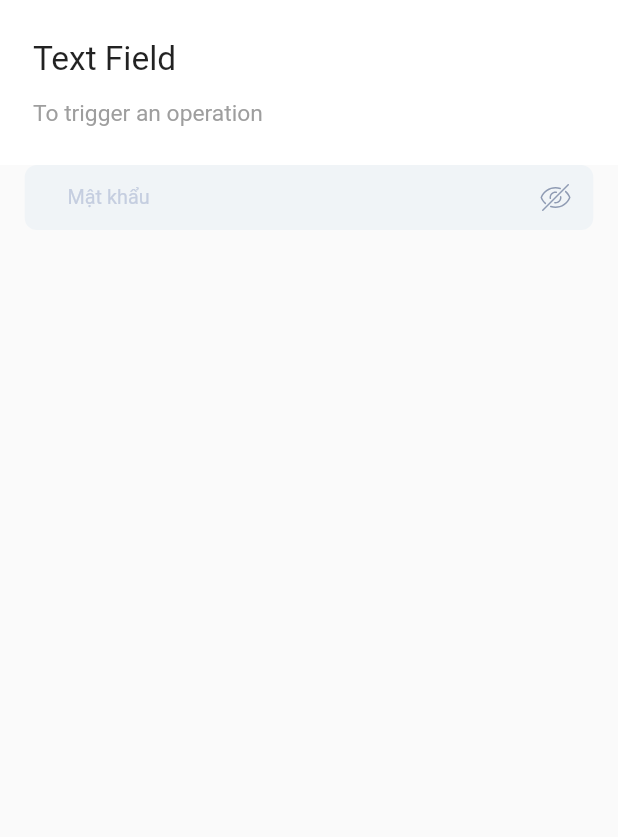
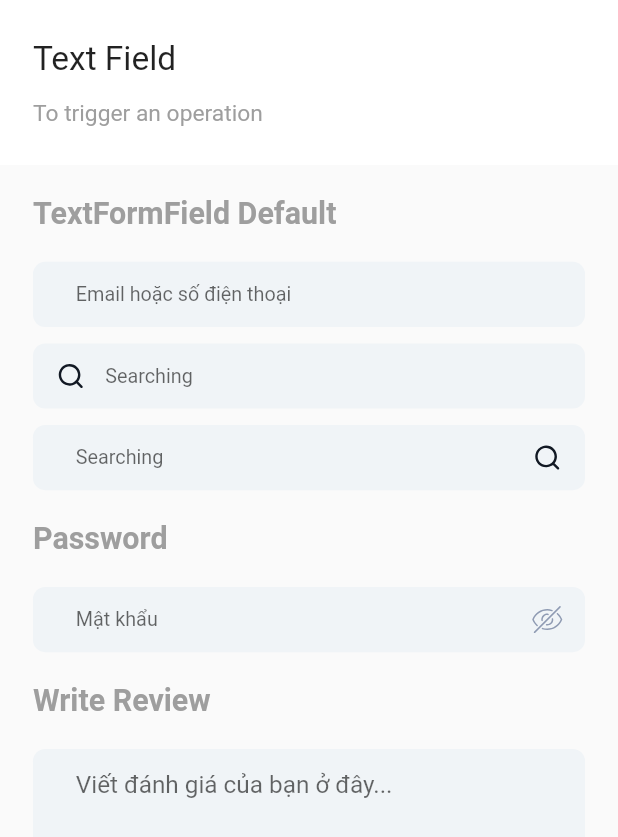
Before and after one commit to Kiendn99/easysalon_user_app_uikit, a Flutter app: the TextFieldPage screen opened by its route, on a phone screen of 412 x 824 dp. Shown: the top 837 px of the screen. Run offline on Flutter 3.47's test engine with Material 2 defaults, Android fonts, the phone set to English and light mode, and no system bars; our stand-ins replace device_preview, flutter_screenutil, flutter_svg, google_fonts.

Commit message:
textfield v1

```diff
--- a/lib/core/values/app_image.dart
+++ b/lib/core/values/app_image.dart
@@ -11,6 +11,8 @@ class AppImages {
   static const icOrderHistory = "order_history_icn";
   static const icVoucher = "voucher_icn";
   static const icReview = "review_icn";
+  static const icHidePass = "hide_pass_icn";
   static const icShowPass = "show_pass_icn";
+  static const icSearch = "search_icn";
 
 }
--- a/lib/pages/buttons_page.dart
+++ b/lib/pages/buttons_page.dart
@@ -5,6 +5,8 @@ import 'package:easysalon_user_app/widgets/buttons/button.dart';
 import 'package:easysalon_user_app/widgets/header/bacsic_header_intro.dart';
 import 'package:flutter/material.dart';
 import 'package:flutter_screenutil/flutter_screenutil.dart';
+
+import '../widgets/type component group/type_component_group.dart';
 
 class ButtonsPage extends StatelessWidget {
   const ButtonsPage({Key? key}) : super(key: key);
@@ -27,7 +29,7 @@ class ButtonsPage extends StatelessWidget {
                 child: Column(
                   crossAxisAlignment: CrossAxisAlignment.start,
                   children: [
-                    _typeGroupButton(type: "Button with width 200", buttonList: [
+                    TypeComponentGroup(type: "Button with width 200", componentList: [
                       BasicButtonWidth200(
                         label: "Đến trang chủ",
                         onPressed: () {},
@@ -38,7 +40,7 @@ class ButtonsPage extends StatelessWidget {
                         onPressed: () {},
                       ),
                     ]),
-                    _typeGroupButton(type: "Full width", buttonList: [
+                    TypeComponentGroup(type: "Full width", componentList: [
                       GreenFullWidthButton(
                         label: "Đăng nhập",
                         onPressed: () {},
@@ -53,7 +55,7 @@ class ButtonsPage extends StatelessWidget {
                         onPressed: () {},
                       ),
                     ]),
-                    _typeGroupButton(type: "Couple Option", buttonList: [
+                    TypeComponentGroup(type: "Couple Option", componentList: [
                       CoupleOptionButton(
                         labelButton1: "Gửi đánh giá",
                         labelButton2: "Đặt lại",
@@ -63,7 +65,7 @@ class ButtonsPage extends StatelessWidget {
                         onPressedButton2: () {},
                       )
                     ]),
-                    _typeGroupButton(type: "Button Icon with Radius 16", buttonList: [
+                    TypeComponentGroup(type: "Button Icon with Radius 16", componentList: [
                       IconButtonWithRadius16(
                         icon: AppImages.icCalendar,
                         color: AppColors.mediumBlue,
@@ -89,7 +91,7 @@ class ButtonsPage extends StatelessWidget {
                         onPressed: () {},
                       ),
                     ]),
-                    _typeGroupButton(type: "Status Button", buttonList: [
+                    TypeComponentGroup(type: "Status Button", componentList: [
                       StatusButton(
                         label: "Đã xác nhận",
                         onPressed: () {},
@@ -121,23 +123,4 @@ class ButtonsPage extends StatelessWidget {
     );
   }
 
-  _typeGroupButton({required String type, required List<Widget> buttonList}) {
-    return Column(
-      crossAxisAlignment: CrossAxisAlignment.start,
-      children: [
-        Padding(
-          padding: EdgeInsets.symmetric(vertical: 20.h),
-          child: Text(
-            type,
-            style: AppTextStyle.text20Medium(color: Colors.grey),
-          ),
-        ),
-        Wrap(
-          spacing: 5.w,
-          runSpacing: 10.w,
-          children: buttonList,
-        ),
-      ],
-    );
-  }
 }
--- a/lib/pages/textfield_page.dart
+++ b/lib/pages/textfield_page.dart
@@ -1,11 +1,9 @@
-import 'package:easysalon_user_app/core/extensions/image_assets_path_extension.dart';
-import 'package:easysalon_user_app/core/theme/app_colors.dart';
-import 'package:easysalon_user_app/core/theme/app_radius.dart';
 import 'package:easysalon_user_app/core/theme/app_text_style.dart';
 import 'package:easysalon_user_app/core/values/app_image.dart';
+import 'package:easysalon_user_app/widgets/textfields/text_form_field.dart';
+import 'package:easysalon_user_app/widgets/type%20component%20group/type_component_group.dart';
 import 'package:flutter/material.dart';
 import 'package:flutter_screenutil/flutter_screenutil.dart';
-import 'package:flutter_svg/svg.dart';
 
 import '../widgets/header/bacsic_header_intro.dart';
 
@@ -26,43 +24,33 @@ class TextFieldPage extends StatelessWidget {
                 description: "To trigger an operation",
               ),
               Padding(
-                padding: EdgeInsets.symmetric(horizontal: 15.w),
+                padding: EdgeInsets.symmetric(horizontal: 20.w),
                 child: Column(
                   children: [
-                    TextFormField(
-                      cursorColor: Colors.red,
-                      cursorWidth: 1,
-                      cursorHeight: 22.h,
-                      style: AppTextStyle.text13Regular(),
-                      validator: (value) {},
-                      textAlignVertical: TextAlignVertical.center,
-                      decoration: InputDecoration(
-                          filled: true,
-                          contentPadding: EdgeInsets.only(top: 14.h, bottom: 14.h, left: 26.w, right: 20.w),
-                          hintStyle: AppTextStyle.text13Regular(color: AppColors.lightGrey),
-                          hintText: "Mật khẩu",
-                          isDense: true,
-
-                          alignLabelWithHint: true,
-                          suffixIcon: Container(
-                            margin: EdgeInsets.only(right: 12.w),
-                            child: GestureDetector(
-                              onTap: () {
-                                print("object");
-                              },
-                              child: SvgPicture.asset(
-                                AppImages.icShowPass.getSVGImageAssets,
-                              ),
-                            ),
-                          ),
-                          suffixIconConstraints: BoxConstraints(maxHeight: 36.h, maxWidth: 36.w),
-                          fillColor: AppColors.superLightGrey,
-                          border: OutlineInputBorder(
-                              borderRadius: BorderRadius.circular(
-                                AppRadius.radius8,
-                              ),
-                              borderSide: BorderSide.none)),
-                    )
+                    TypeComponentGroup(type: "TextFormField Default", componentList: [
+                      TextFormFieldDefault(
+                        hintText: "Email hoặc số điện thoại",
+                      ),
+                      TextFormFieldDefault(
+                        hintText: "Searching",
+                        prefixIcon: AppImages.icSearch,
+                      ),
+                      TextFormFieldDefault(
+                        hintText: "Searching",
+                        suffixIcon: AppImages.icSearch,
+                      ),
+                    ]),
+                    TypeComponentGroup(type: "Password", componentList: [
+                      PassWordTextFormField(hintText: "Mật khẩu"),
+                    ]),
+                    TypeComponentGroup(type: "Write Review", componentList: [
+                      TextFormFieldDefault(
+                        hintText: "Viết đánh giá của bạn ở đây...",
+                        minLines: 5,
+                        maxLines: null,
+                        textStyle: AppTextStyle.text16Regular(),
+                      ),
+                    ]),
                   ],
                 ),
               )
--- a/lib/widgets/textfields/text_form_field.dart
+++ b/lib/widgets/textfields/text_form_field.dart
@@ -1,117 +1,110 @@
-// import 'package:flutter/material.dart';
-// import 'package:flutter/material.dart';
-// import 'package:flutter_screenutil/flutter_screenutil.dart';
-// import 'package:flutter_svg/svg.dart';
+import 'package:easysalon_user_app/core/extensions/image_assets_path_extension.dart';
+import 'package:easysalon_user_app/core/values/app_image.dart';
+import 'package:flutter/material.dart';
+import 'package:flutter_screenutil/flutter_screenutil.dart';
+import 'package:flutter_svg/svg.dart';
 
-// import '../../core/theme/app_colors.dart';
-// import '../../core/theme/app_radius.dart';
-// import '../../core/theme/app_text_style.dart';
-// import '../../core/values/app_image.dart';
+import '../../core/theme/app_colors.dart';
+import '../../core/theme/app_radius.dart';
+import '../../core/theme/app_text_style.dart';
 
-// Widget textFormFieldApp(
-//         {String? hintText,
-//         EdgeInsetsGeometry? contentPadding,
-//         double marginTop = 0,
-//         Widget? suffixIcon,
-//         double radius = 10,
-//         TextEditingController? controller,
-//         void Function(String?)? onSaved,
-//         int maxLines = 1,
-//         double iconHeight = 0.0,
-//         String? initialValue,
-//         TextAlign textAlign = TextAlign.start,
-//         TextStyle? style,
-//         TextStyle? errorStyle,
-//         void Function(String)? onChanged,
-//         TextInputType? keyboardType,
-//         String? Function(String?)? validator}) =>
-//     Builder(builder: (context) {
-//       return Container(
-//         margin: EdgeInsets.only(top: marginTop),
-//         child: TextFormField(
-//           textAlign: textAlign,
-//           validator: validator,
-//           onSaved: onSaved,
-//           controller: controller,
-//           initialValue: initialValue,
-//           autovalidateMode: AutovalidateMode.onUserInteraction,
-//           maxLines: maxLines,
-//           style: style,
-//           keyboardType: keyboardType,
-//           onChanged: onChanged,
-//           decoration: InputDecoration(
-//             enabledBorder: OutlineInputBorder(
-//                 borderRadius: BorderRadius.circular(radius), borderSide: BorderSide(color: context.isDarkMode ? AppColors.primaryDarkModeColor : AppColors.primaryLightModeColor)),
-//             hintText: hintText,
-//             suffixIconConstraints: BoxConstraints(minHeight: iconHeight),
-//             suffixIcon: suffixIcon,
-//             errorStyle: errorStyle,
-//             hintStyle: style,
-//             contentPadding: contentPadding,
-//             errorBorder: OutlineInputBorder(
-//                 borderRadius: BorderRadius.circular(radius), borderSide: BorderSide(color: context.isDarkMode ? AppColors.primaryDarkModeColor : AppColors.primaryLightModeColor)),
-//             focusedErrorBorder: OutlineInputBorder(
-//                 borderRadius: BorderRadius.circular(radius), borderSide: BorderSide(color: context.isDarkMode ? AppColors.primaryDarkModeColor : AppColors.primaryLightModeColor)),
-//             focusedBorder: OutlineInputBorder(
-//                 borderRadius: BorderRadius.circular(radius), borderSide: BorderSide(color: context.isDarkMode ? AppColors.primaryDarkModeColor : AppColors.primaryLightModeColor)),
-//           ),
-//         ),
-//       );
-//     });
+class TextFormFieldDefault extends StatelessWidget {
+  final String hintText;
+  final String? prefixIcon;
+  final String? suffixIcon;
+  final int? minLines;
+  final TextStyle? textStyle;
+  final int? maxLines;
+  final String? Function(String?)? validator;
+  final TextEditingController? controller;
+  final bool? hideText;
+  void Function()? suffixIconOnTap;
 
+  TextFormFieldDefault(
+      {Key? key, required this.hintText, this.prefixIcon, this.suffixIcon, this.validator, this.controller, this.hideText, this.suffixIconOnTap, this.maxLines = 1, this.minLines, this.textStyle})
+      : super(key: key);
 
-//     class TextFormFieldDefault extends StatelessWidget {
-//      final String? hintText,
-//       final  EdgeInsetsGeometry? contentPadding,
-//         Widget? suffixIcon,
-//         TextEditingController? controller,
-//         void Function(String?)? onSaved,
-//         int maxLines = 1,
-//         double iconHeight = 0.0,
-//         String? initialValue,
-//         TextAlign textAlign = TextAlign.start,
-//         TextStyle? style,
-//         TextStyle? errorStyle,
-//         void Function(String)? onChanged,
-//         TextInputType? keyboardType,
-//         String? Function(String?)? validator
-//       const TextFormFieldDefault({ Key? key }) : super(key: key);
+  @override
+  Widget build(BuildContext context) {
+    return TextFormField(
+      cursorColor: Colors.red,
+      cursorWidth: 1,
+      cursorHeight: 22.h,
+      controller: controller,
+      obscureText: hideText ?? false,
+      minLines: minLines ?? 1,
+      maxLines: maxLines,
+      textAlignVertical: TextAlignVertical.center,
+      style: textStyle??AppTextStyle.text13Regular(),
+      validator: validator,
+      decoration: InputDecoration(
+          filled: true,
+          alignLabelWithHint: true,
+          contentPadding: EdgeInsets.only(top: 14.h, bottom: 14.h, left: 26.w, right: 15.w),
+          hintStyle: textStyle??AppTextStyle.text13Regular(),
+          hintText: hintText,
+          isDense: true,
+          suffixIcon: suffixIcon == null
+              ? null
+              : Container(
+                  margin: EdgeInsets.only(right: 12.w),
+                  child: GestureDetector(
+                    onTap: suffixIconOnTap,
+                    child: SvgPicture.asset(
+                      suffixIcon!.getSVGImageAssets,
+                    ),
+                  ),
+                ),
+          suffixIconConstraints: BoxConstraints(maxHeight: 36.h),
+          prefixIcon: prefixIcon == null
+              ? null
+              : Container(
+                  margin: EdgeInsets.only(left: 12.w, right: 10.w),
+                  child: SvgPicture.asset(
+                    prefixIcon!.getSVGImageAssets,
+                  ),
+                ),
+          prefixIconConstraints: BoxConstraints(maxHeight: 36.h),
+          fillColor: AppColors.superLightGrey,
+          border: OutlineInputBorder(
+              borderRadius: BorderRadius.circular(
+                AppRadius.radius8,
+              ),
+              borderSide: BorderSide.none)),
+    );
+  }
+}
 
-//       @override
-//       Widget build(BuildContext context) {
-//         return TextFormField(
-//                       cursorColor: Colors.red,
-//                       cursorWidth: 1,
-//                       cursorHeight: 22.h,
-//                       style: AppTextStyle.text13Regular(),
-//                       validator: (value) {},
-//                       textAlignVertical: TextAlignVertical.center,
-//                       decoration: InputDecoration(
-//                           filled: true,
-//                           contentPadding: /* EdgeInsets.only(top: 14.h, bottom: 14.h, left: 26.w, right: 20.w) */ contentPadding?? EdgeInsets.zero,
-//                           hintStyle: AppTextStyle.text13Regular(color: AppColors.lightGrey),
-//                           hintText: "Mật khẩu",
-//                           isDense: true,
+class PassWordTextFormField extends StatefulWidget {
+  final String hintText;
+  final String? Function(String?)? validator;
+  final TextEditingController? controller;
 
-//                           alignLabelWithHint: true,
-//                           suffixIcon: Container(
-//                             margin: EdgeInsets.only(right: 12.w),
-//                             child: GestureDetector(
-//                               onTap: () {
-//                                 print("object");
-//                               },
-//                               child: SvgPicture.asset(
-//                                 AppImages.icShowPass.getSVGImageAssets,
-//                               ),
-//                             ),
-//                           ),
-//                           suffixIconConstraints: BoxConstraints(maxHeight: 36.h, maxWidth: 36.w),
-//                           fillColor: AppColors.superLightGrey,
-//                           border: OutlineInputBorder(
-//                               borderRadius: BorderRadius.circular(
-//                                 AppRadius.radius8,
-//                               ),
-//                               borderSide: BorderSide.none)),
-//                     );
-//       }
-//     }sdfds
+  PassWordTextFormField({
+    Key? key,
+    required this.hintText,
+    this.validator,
+    this.controller,
+  }) : super(key: key);
+
+  @override
+  State<PassWordTextFormField> createState() => _PassWordTextFormFieldState();
+}
+
+class _PassWordTextFormFieldState extends State<PassWordTextFormField> {
+  bool hideText = true;
+
+  @override
+  Widget build(BuildContext context) {
+    return TextFormFieldDefault(
+      hintText: widget.hintText,
+      hideText: hideText,
+      suffixIcon: hideText ? AppImages.icHidePass : AppImages.icShowPass,
+      suffixIconOnTap: () => setState(() {
+        hideText = !hideText;
+      }),
+      validator: widget.validator,
+      controller: widget.controller,
+    );
+  }
+}
--- /dev/null
+++ b/lib/widgets/type component group/type_component_group.dart
@@ -0,0 +1,32 @@
+import 'package:flutter/material.dart';
+import 'package:flutter_screenutil/flutter_screenutil.dart';
+
+import '../../core/theme/app_text_style.dart';
+
+class TypeComponentGroup extends StatelessWidget {
+  final String type;
+  final List<Widget> componentList;
+
+  const TypeComponentGroup({Key? key, required this.type, required this.componentList}) : super(key: key);
+
+  @override
+  Widget build(BuildContext context) {
+    return Column(
+      crossAxisAlignment: CrossAxisAlignment.start,
+      children: [
+        Padding(
+          padding: EdgeInsets.symmetric(vertical: 20.h),
+          child: Text(
+            type,
+            style: AppTextStyle.text20Medium(color: Colors.grey),
+          ),
+        ),
+        Wrap(
+          spacing: 5.w,
+          runSpacing: 10.w,
+          children: componentList,
+        ),
+      ],
+    );
+  }
+}
```
Also changed, not shown: assets/images/hide_pass_icn.svg (added), assets/images/search_icn.svg (added), assets/images/show_pass_icn.svg.
